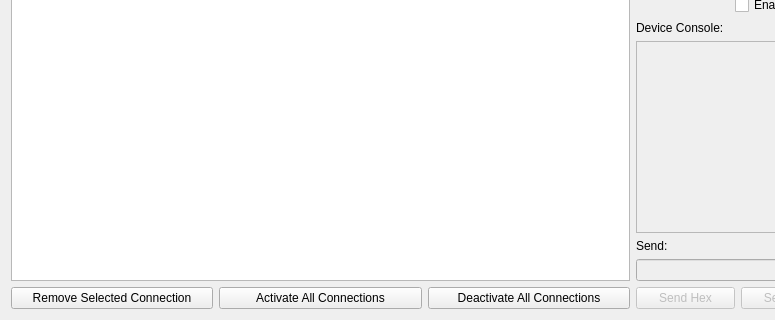
Old version of the form ui/connectionwindow.ui in the repository collin80/SavvyCAN; both pictures show x 0 to 775 and y 345 to 665 of the 956 by 665 pixel window.
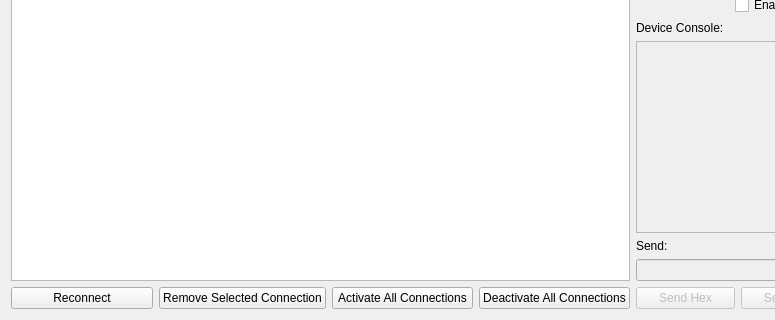
New version of the form.

Commit message: Add fault handling code mostly used to detect when the serial port disappears while a GVRET style device is connected. Beginnings of code to add a reconnect button.

What changed in the file:
```diff
--- a/ui/connectionwindow.ui
+++ b/ui/connectionwindow.ui
@@ -38,6 +38,13 @@
      </item>
      <item>
       <layout class="QHBoxLayout" name="horizontalLayout_5">
+       <item>
+        <widget class="QPushButton" name="btnReconnect">
+         <property name="text">
+          <string>Reconnect</string>
+         </property>
+        </widget>
+       </item>
        <item>
         <widget class="QPushButton" name="btnRemoveBus">
          <property name="text">
```
The commit also changes 4 other files.
